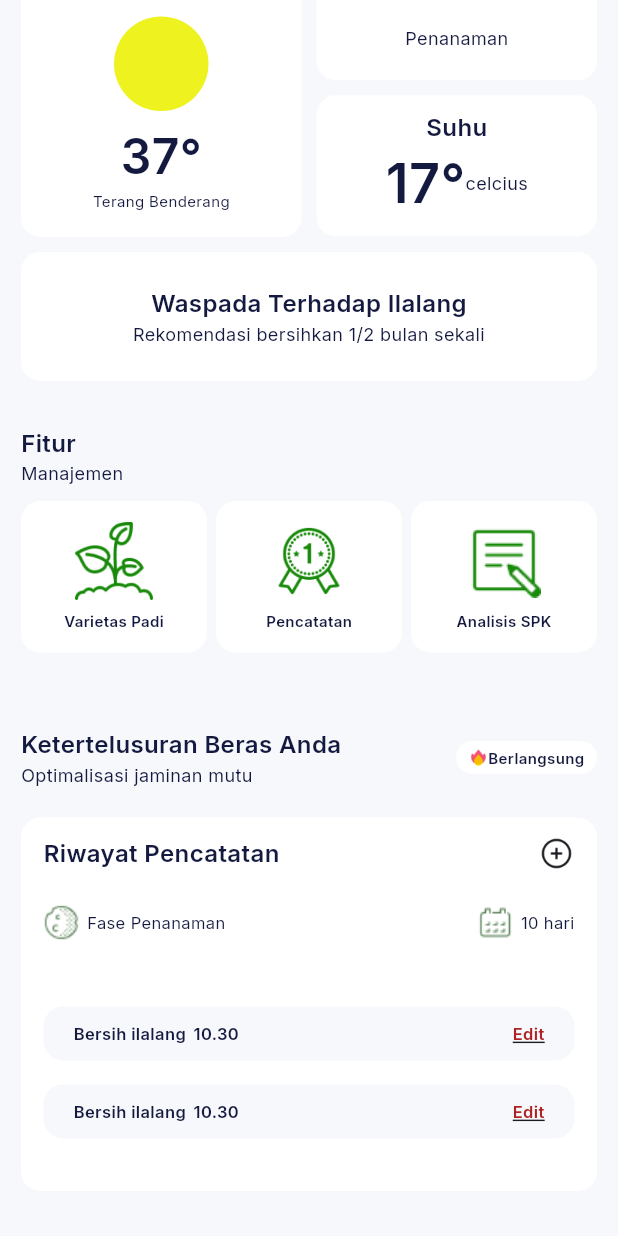
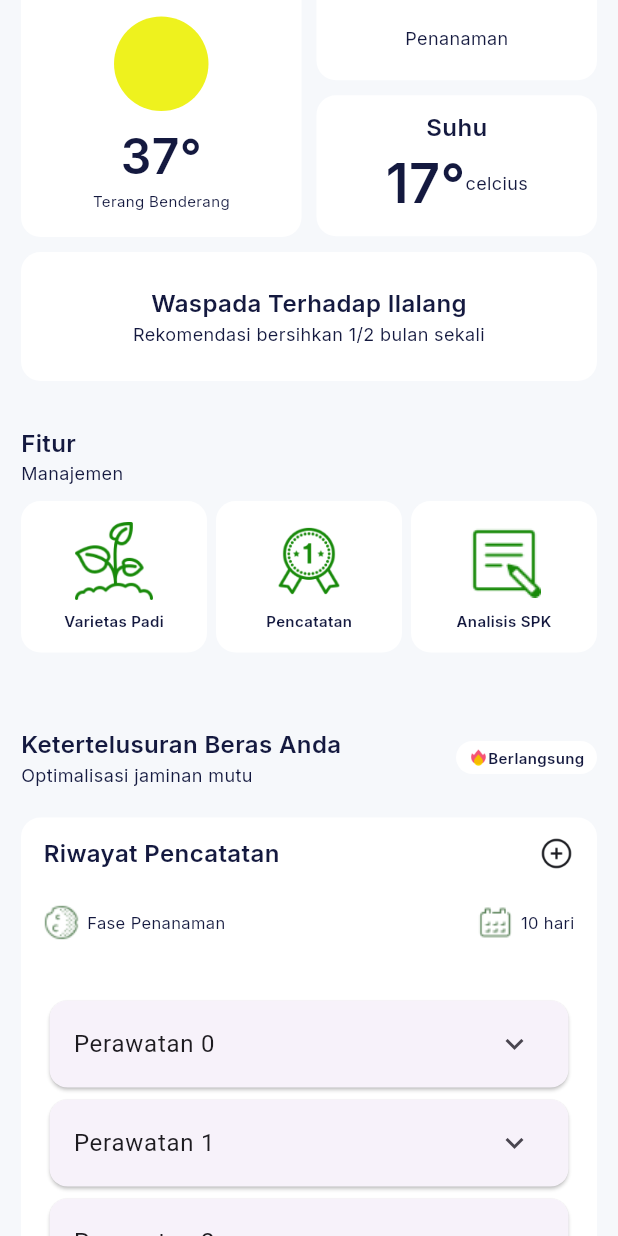
Before and after one commit to fuadadhim24/ketertelusuran_mobile, a Flutter app: the screen it shows after launch, scrolled down 160 dp, on a phone screen of 412 x 824 dp. Run offline on Flutter 3.47's test engine with Material 3 defaults, Android fonts, the light colour scheme and no system bars; our stand-ins replace carousel_slider, dio, dropdown_button2, flutter_map, get, google_fonts and 4 more.

Commit message:
refactor: add list tile at home page

```diff
--- a/lib/ui/pages/home_page.dart
+++ b/lib/ui/pages/home_page.dart
@@ -657,103 +657,37 @@ class HomePage extends StatelessWidget {
                 const SizedBox(
                   height: 36,
                 ),
-                Container(
-                  width: double.infinity,
-                  height: 36,
-                  padding: const EdgeInsets.symmetric(
-                    horizontal: 20,
-                  ),
-                  margin: const EdgeInsets.symmetric(
-                    vertical: 8,
-                  ),
-                  decoration: BoxDecoration(
-                    color: whiteBackgroundColor,
-                    borderRadius: BorderRadius.circular(13),
-                  ),
-                  child: Row(
-                    mainAxisAlignment: MainAxisAlignment.spaceBetween,
-                    children: [
-                      Row(
+                ListView.builder(
+                  shrinkWrap: true,
+                  physics: NeverScrollableScrollPhysics(),
+                  itemCount: 8,
+                  itemBuilder: (context, index) {
+                    return Card(
+                      child: ExpansionTile(
+                        maintainState: true,
+                        expandedCrossAxisAlignment: CrossAxisAlignment.start,
+                        title: Text("Perawatan $index"),
                         children: [
-                          Text(
-                            'Bersih ilalang',
-                            style: BlackTextStyle.copyWith(
-                              fontWeight: semiBold,
-                              fontSize: 11,
-                            ),
+                          const Text(
+                            "Jenis Perawatan: Pemupukan",
+                            textAlign: TextAlign.left,
                           ),
-                          const SizedBox(
-                            width: 5,
+                          const Text(
+                            "Nama Perawatan: NPK 32",
+                            textAlign: TextAlign.left,
                           ),
-                          Text(
-                            '10.30',
-                            style: BlackTextStyle.copyWith(
-                              fontWeight: semiBold,
-                              fontSize: 11,
-                            ),
+                          const Text(
+                            "Jumlah: 10",
+                            textAlign: TextAlign.left,
+                          ),
+                          const Text(
+                            "Kebutuhan: Mempercepat Pertumbuhan",
+                            textAlign: TextAlign.left,
                           ),
                         ],
                       ),
-                      Text(
-                        'Edit',
-                        style: BlackTextStyle.copyWith(
-                          fontWeight: semiBold,
-                          fontSize: 11,
-                          color: RedColor,
-                          decoration: TextDecoration.underline,
-                        ),
-                      ),
-                    ],
-                  ),
-                ),
-                Container(
-                  width: double.infinity,
-                  height: 36,
-                  padding: const EdgeInsets.symmetric(
-                    horizontal: 20,
-                  ),
-                  margin: const EdgeInsets.symmetric(
-                    vertical: 8,
-                  ),
-                  decoration: BoxDecoration(
-                    color: whiteBackgroundColor,
-                    borderRadius: BorderRadius.circular(13),
-                  ),
-                  child: Row(
-                    mainAxisAlignment: MainAxisAlignment.spaceBetween,
-                    children: [
-                      Row(
-                        children: [
-                          Text(
-                            'Bersih ilalang',
-                            style: BlackTextStyle.copyWith(
-                              fontWeight: semiBold,
-                              fontSize: 11,
-                            ),
-                          ),
-                          const SizedBox(
-                            width: 5,
-                          ),
-                          Text(
-                            '10.30',
-                            style: BlackTextStyle.copyWith(
-                              fontWeight: semiBold,
-                              fontSize: 11,
-                            ),
-                          ),
-                        ],
-                      ),
-                      Text(
-                        'Edit',
-                        style: BlackTextStyle.copyWith(
-                          fontWeight: semiBold,
-                          fontSize: 11,
-                          color: RedColor,
-                          decoration: TextDecoration.underline,
-                        ),
-                      ),
-                    ],
-                  ),
+                    );
+                  },
                 ),
                 const SizedBox(
                   height: 15,
```
